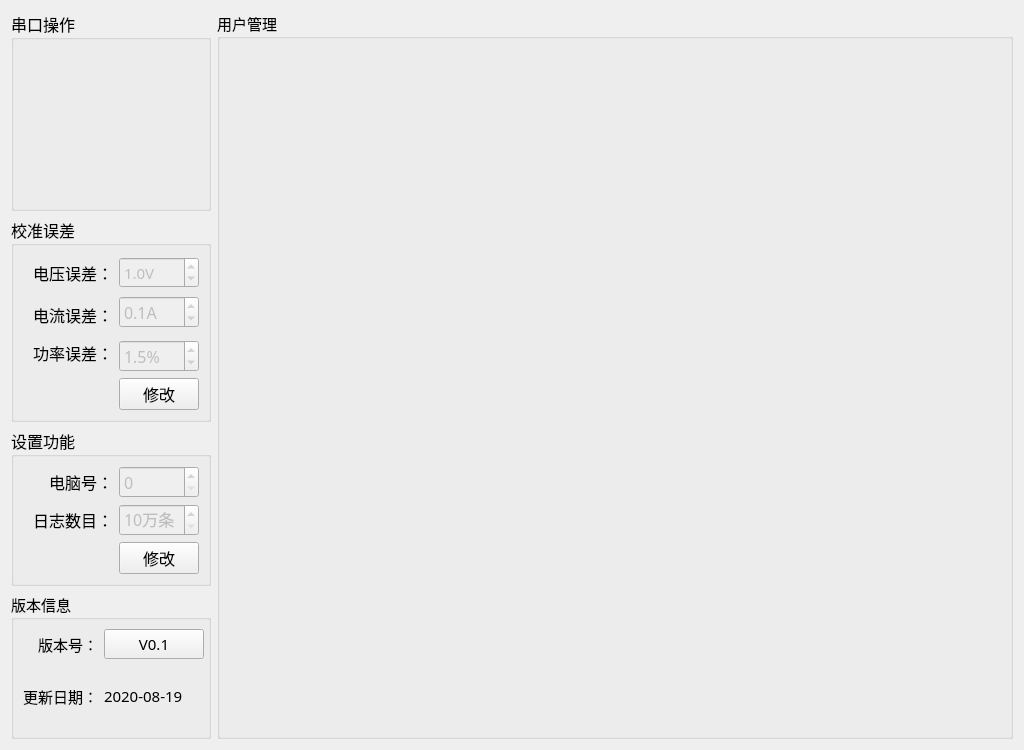
Old version of the form MonitorPduTool/setups/setup_mainwid.ui in the repository ChinaClever/PDU-MonitorTool.
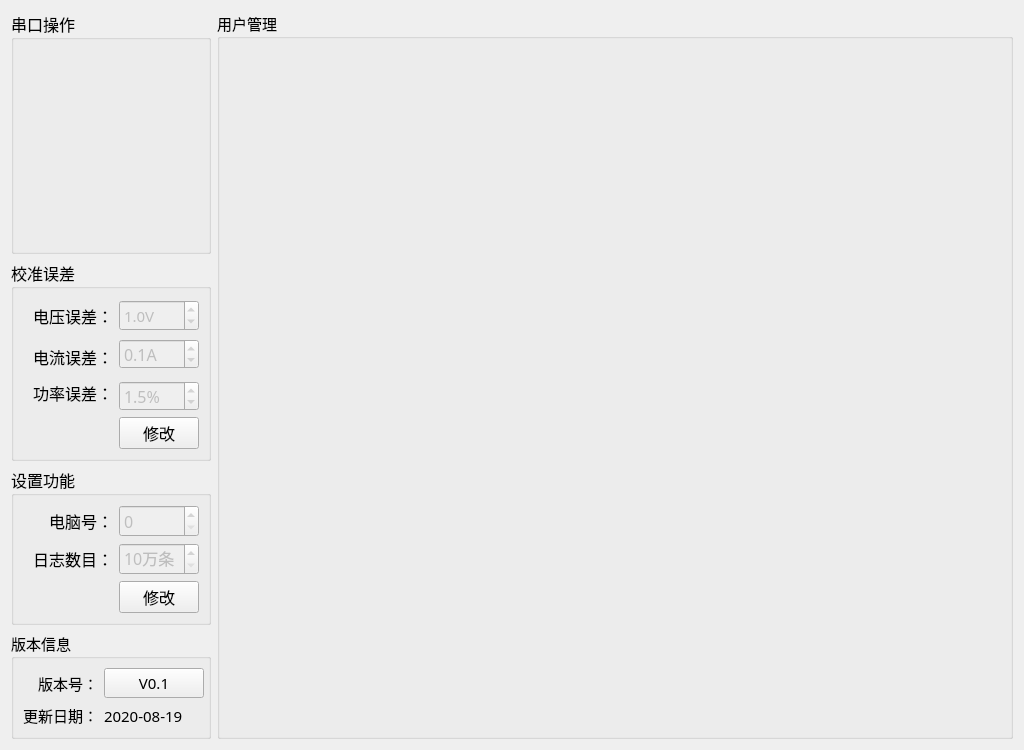
New version of the form.

Diff of the .ui file:
```diff
--- a/MonitorPduTool/setups/setup_mainwid.ui
+++ b/MonitorPduTool/setups/setup_mainwid.ui
@@ -25,13 +25,13 @@
      <property name="minimumSize">
       <size>
        <width>0</width>
-       <height>200</height>
+       <height>240</height>
       </size>
      </property>
      <property name="maximumSize">
       <size>
        <width>200</width>
-       <height>250</height>
+       <height>260</height>
       </size>
      </property>
      <property name="font">
@@ -44,37 +44,35 @@
       <string>串口操作</string>
      </property>
      <layout class="QGridLayout" name="gridLayout">
-      <property name="leftMargin">
-       <number>0</number>
-      </property>
       <property name="topMargin">
        <number>0</number>
       </property>
-      <property name="rightMargin">
-       <number>0</number>
-      </property>
-      <property name="bottomMargin">
-       <number>0</number>
-      </property>
-      <property name="horizontalSpacing">
-       <number>6</number>
-      </property>
       <item row="0" column="0">
        <widget class="QWidget" name="serialWid" native="true">
         <property name="minimumSize">
          <size>
           <width>0</width>
-          <height>80</height>
+          <height>70</height>
          </size>
         </property>
        </widget>
       </item>
       <item row="1" column="0">
+       <widget class="QWidget" name="serWid_2" native="true">
+        <property name="minimumSize">
+         <size>
+          <width>0</width>
+          <height>70</height>
+         </size>
+        </property>
+       </widget>
+      </item>
+      <item row="2" column="0">
        <widget class="QWidget" name="sourceWid" native="true">
         <property name="minimumSize">
          <size>
           <width>0</width>
-          <height>80</height>
+          <height>70</height>
          </size>
         </property>
        </widget>
```
Left out of the diff: 4 changed lines with no effect on the pictures.
